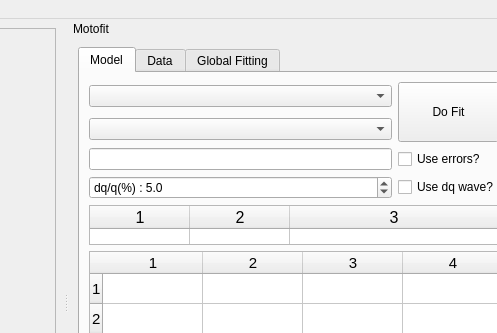
Old version of the form trunk/qt/Motofit.ui in the repository refnx/refnx; both pictures show x 363 to 860 and y 0 to 333 of the 860 by 600 pixel window.
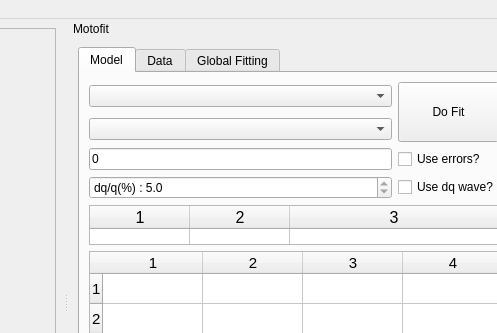
New version of the form.

Patch:
```diff
--- a/trunk/qt/Motofit.ui
+++ b/trunk/qt/Motofit.ui
@@ -207,6 +207,9 @@
          </item>
          <item row="2" column="0">
           <widget class="QLineEdit" name="lineEdit">
+           <property name="text">
+            <string>0</string>
+           </property>
            <property name="readOnly">
             <bool>true</bool>
            </property>
@@ -228,7 +231,7 @@
             <bool>true</bool>
            </property>
            <property name="readOnly">
-            <bool>false</bool>
+            <bool>true</bool>
            </property>
            <property name="prefix">
             <string>dq/q(%) : </string>
```
Left out of the diff: 14 changed lines with no effect on the pictures.
